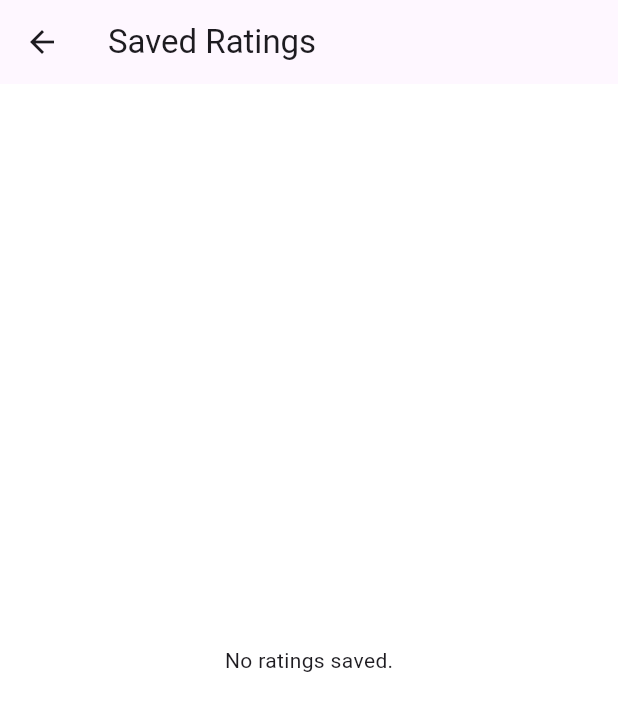
After one commit to ALi3naTEd0/RateMe, a Flutter app: the SavedRatingsPage screen opened directly, on a phone screen of 412 x 824 dp. The commit adds this screen. Shown: the top 711 px of the screen. Run offline on Flutter 3.47's test engine with Material 3 defaults, Android fonts, the light colour scheme and no system bars.

Commit message:
Rate Me! v0.0.9f

```diff
--- a/lib/footer.dart
+++ b/lib/footer.dart
@@ -1,6 +1,6 @@
 import 'package:flutter/material.dart';
 
-const String appVersion = '0.0.9e';
+const String appVersion = '0.0.9f';
 
 class Footer extends StatelessWidget {
   @override
--- a/lib/main.dart
+++ b/lib/main.dart
@@ -2,6 +2,8 @@ import 'package:flutter/material.dart';
 import 'package:rateme/search_page.dart';
 import 'footer.dart';
 import 'app_theme.dart';
+import 'album_details_page.dart'; // Import AlbumDetailsPage
+import 'saved_ratings_page.dart'; // Import SavedRatingsPage
 
 void main() => runApp(MusicRatingApp());
 
--- /dev/null
+++ b/lib/saved_ratings_page.dart
@@ -0,0 +1,40 @@
+import 'package:flutter/material.dart';
+import 'package:rateme/app_theme.dart';
+import 'package:rateme/user_data.dart';
+
+class SavedRatingsPage extends StatelessWidget {
+  @override
+  Widget build(BuildContext context) {
+    final savedRatings = UserData.savedRatings;
+
+    return Scaffold(
+      appBar: AppBar(
+        title: Text('Saved Ratings'),
+      ),
+      body: savedRatings.isEmpty
+          ? Center(
+              child: Text('No ratings saved.'),
+            )
+          : ListView.builder(
+              itemCount: savedRatings.length,
+              itemBuilder: (context, index) {
+                final savedRating = savedRatings[index];
+                // Suma los ratings de todas las pistas
+                final totalRating = savedRating.tracks
+                    .map((track) => track.rating)
+                    .reduce((value, element) => value + element);
+                // Calcula el rating promedio
+                final averageRating = totalRating / savedRating.tracks.length;
+                return ListTile(
+                  title: Text(savedRating.albumName),
+                  subtitle: Text(savedRating.artistName),
+                  trailing: Text(averageRating.toString()),
+                  onTap: () {
+                    // TODO: Implement navigation to the detailed rating page
+                  },
+                );
+              },
+            ),
+    );
+  }
+}
--- /dev/null
+++ b/lib/user_data.dart
@@ -0,0 +1,38 @@
+class UserData {
+  static List<UserData> savedRatings = []; // Static list to store saved ratings
+
+  String albumName; // Name of the album
+  String artistName; // Name of the artist
+  String releaseDate; // Release date of the album
+  String imageUrl; // URL of the album cover image
+  String searchUrl; // URL of the search query
+  List<TrackData> tracks; // List of tracks in the album
+
+  UserData({
+    required this.albumName,
+    required this.artistName,
+    required this.releaseDate,
+    required this.imageUrl,
+    required this.searchUrl, // Initialize searchUrl in the constructor
+    required this.tracks,
+  });
+
+  // Method to add a UserData instance to the saved ratings list
+  static void addSavedRating(UserData userData) {
+    savedRatings.add(userData);
+  }
+}
+
+class TrackData {
+  int trackNumber; // Track number
+  String trackName; // Name of the track
+  int trackTimeMillis; // Duration of the track in milliseconds
+  double rating; // Rating of the track
+
+  TrackData({
+    required this.trackNumber,
+    required this.trackName,
+    required this.trackTimeMillis,
+    required this.rating,
+  });
+}
```
Also changed, not shown: lib/search_page.dart (+31 -2 lines).
